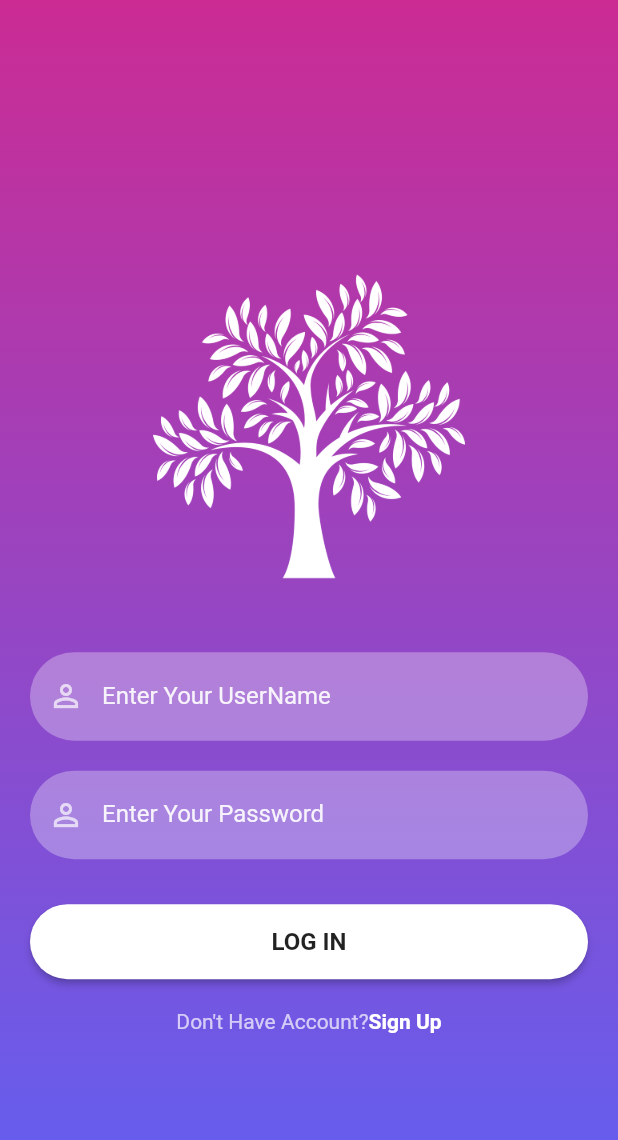
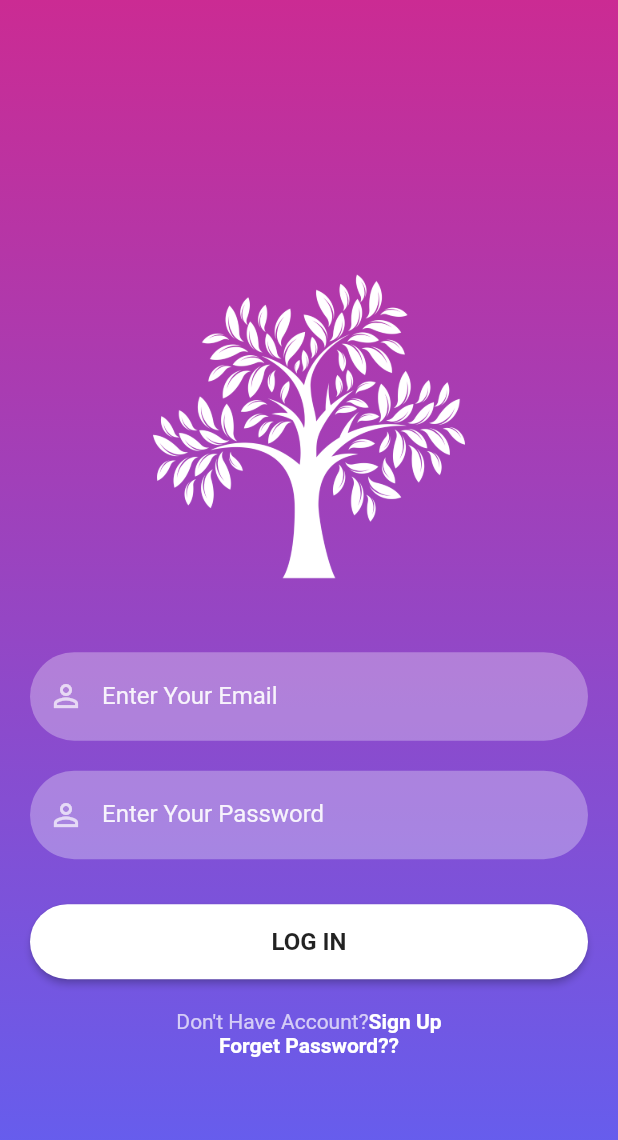
Before and after one commit to 2eeshanKhan/flutter_login, a Flutter app: the screen it shows after launch, on a phone screen of 412 x 824 dp. Shown: the top 1140 px of the screen. Run offline on Flutter 3.47's test engine with Material 2 defaults, Android fonts, the light colour scheme and no system bars; our stand-ins replace firebase_auth, firebase_core, fluttertoast, shared_preferences; accounts and stored records are empty.

Commit message:
Forgot Password Implemented

```diff
--- a/lib/main.dart
+++ b/lib/main.dart
@@ -1,6 +1,7 @@
 import 'package:firebase_core/firebase_core.dart';
 import 'package:flutter/material.dart';
 import 'package:flutter_catalog/screens/signin_screen.dart';
+import 'package:flutter_catalog/screens/splash_screen.dart';
 
 void main() async {
   WidgetsFlutterBinding.ensureInitialized();
@@ -15,6 +16,7 @@ class MyApp extends StatelessWidget {
   @override
   Widget build(BuildContext context) {
     return MaterialApp(
+      debugShowCheckedModeBanner: false,
       title: 'Flutter Demo',
       theme: ThemeData(
         // This is the theme of your application.
@@ -28,7 +30,7 @@ class MyApp extends StatelessWidget {
         // is not restarted.
         primarySwatch: Colors.blue,
       ),
-      home: const SignInScreen(),
+      home: const SplashScreen(),
     );
   }
 }
--- a/lib/screens/signin_screen.dart
+++ b/lib/screens/signin_screen.dart
@@ -1,8 +1,11 @@
 import 'package:firebase_auth/firebase_auth.dart';
 import 'package:flutter/material.dart';
 import 'package:flutter_catalog/reusable_widgets/reusable_widget.dart';
+import 'package:flutter_catalog/screens/forgot_password.dart';
 import 'package:flutter_catalog/screens/home_screen.dart';
 import 'package:flutter_catalog/screens/signup_screen.dart';
+import 'package:flutter_catalog/screens/splash_screen.dart';
+import 'package:shared_preferences/shared_preferences.dart';
 
 import '../utils/color_utils.dart';
 
@@ -39,7 +42,7 @@ class _SignInScreenState extends State<SignInScreen> {
                 SizedBox(
                   height: 30,
                 ),
-                reusableTextField("Enter Your UserName", Icons.person_outline,
+                reusableTextField("Enter Your Email", Icons.person_outline,
                     false, _emailTextController),
                 SizedBox(
                   height: 20,
@@ -49,7 +52,9 @@ class _SignInScreenState extends State<SignInScreen> {
                 SizedBox(
                   height: 20,
                 ),
-                signInSignUpButton(context, true, () {
+                signInSignUpButton(context, true, () async {
+                  var sharedPref = await SharedPreferences.getInstance();
+                  sharedPref.setBool(SplashScreenState.keyLogin, true);
                   FirebaseAuth.instance
                       .signInWithEmailAndPassword(
                           email: _emailTextController.text,
@@ -59,7 +64,8 @@ class _SignInScreenState extends State<SignInScreen> {
                         MaterialPageRoute(builder: (context) => HomeScreen()));
                   });
                 }),
-                signUpOption()
+                signUpOption(),
+                forgetPass()
               ],
             ),
           ),
@@ -87,4 +93,26 @@ class _SignInScreenState extends State<SignInScreen> {
       ],
     );
   }
+
+  Row forgetPass() {
+    return Row(
+      mainAxisAlignment: MainAxisAlignment.center,
+      children: [
+        const Text("Forget Password",
+            style: TextStyle(color: Colors.white, fontWeight: FontWeight.bold)),
+        GestureDetector(
+          onTap: () {
+            Navigator.push(
+                context,
+                MaterialPageRoute(
+                    builder: (context) => ForgotPasswordScreen()));
+          },
+          child: const Text(
+            "??",
+            style: TextStyle(color: Colors.white, fontWeight: FontWeight.bold),
+          ),
+        )
+      ],
+    );
+  }
 }
--- a/lib/screens/signup_screen.dart
+++ b/lib/screens/signup_screen.dart
@@ -2,6 +2,7 @@ import 'package:firebase_auth/firebase_auth.dart';
 import 'package:flutter/material.dart';
 import 'package:flutter/src/widgets/framework.dart';
 import 'package:flutter/src/widgets/placeholder.dart';
+import 'package:flutter_catalog/screens/signin_screen.dart';
 
 import '../reusable_widgets/reusable_widget.dart';
 import '../utils/color_utils.dart';
@@ -70,7 +71,7 @@ class _SignUpScreenState extends State<SignUpScreen> {
                             Navigator.push(
                                 context,
                                 MaterialPageRoute(
-                                    builder: (context) => HomeScreen()))
+                                    builder: (context) => SignInScreen()))
                           });
                 })
               ],
--- a/pubspec.yaml
+++ b/pubspec.yaml
@@ -37,8 +37,10 @@ dependencies:
   cupertino_icons: ^1.0.2
   firebase_core: ^2.7.0
   firebase_auth: ^4.2.9
-  shared_preferences:
-  get: ^3.15.0
+  # shared_preferences:
+  shared_preferences: ^2.0.18
+  fluttertoast: ^8.2.1
+
 
 dev_dependencies:
   flutter_test:
```
Also changed, not shown: lib/screens/forgot_password.dart (added, +68 -0 lines), lib/screens/home_screen.dart (+8 -1 lines), lib/screens/splash_screen.dart (added, +74 -0 lines), pubspec.lock.
